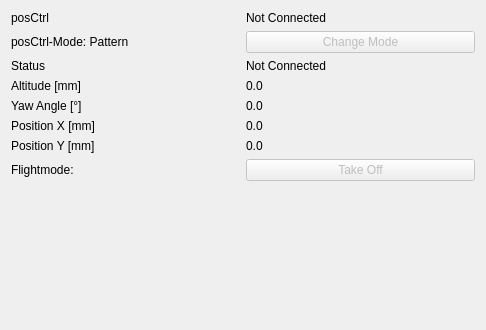
First picture: the form in lib/cfclient/ui/tabs/posCtrlTab.ui, repository Franky333/crazyflie-clients-python, before the edit; both pictures show x 0 to 486 and y 0 to 330 of the 486 by 601 pixel window.
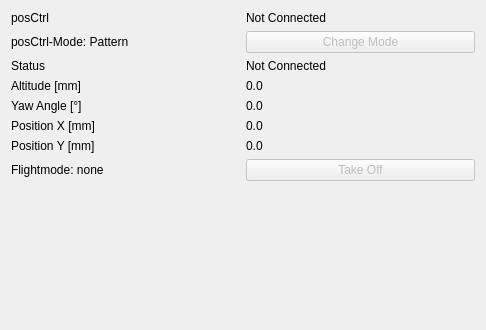
Second picture: the form after the edit.

Commit message: fixed flightmode label

What changed in the file:
```diff
--- a/lib/cfclient/ui/tabs/posCtrlTab.ui
+++ b/lib/cfclient/ui/tabs/posCtrlTab.ui
@@ -158,7 +158,7 @@
         <bool>true</bool>
        </property>
        <property name="text">
-        <string>Flightmode: </string>
+        <string>Flightmode: none</string>
        </property>
       </widget>
      </item>
```
The commit also changes 1 other file.
